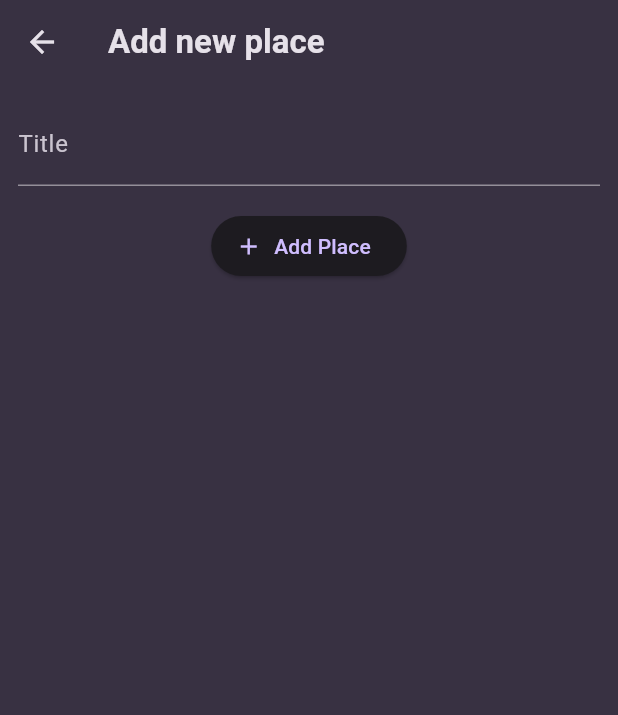
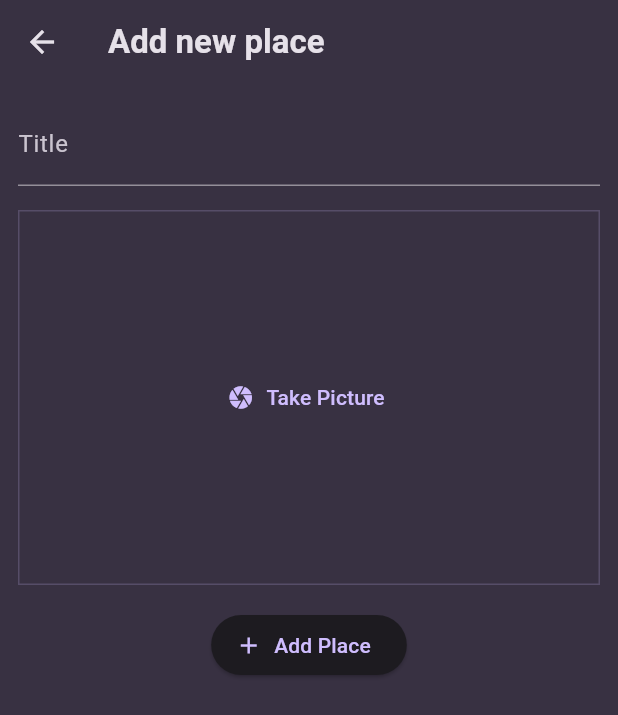
Before and after one commit to auri-gabriel/favorite_places, a Flutter app: the AddPlaceScreen screen opened directly, on a phone screen of 412 x 824 dp. Shown: the top 715 px of the screen. Run offline on Flutter 3.47's test engine with Material 3 defaults, Android fonts, the phone set to English and light mode, and no system bars; our stand-ins replace flutter_riverpod, google_fonts, image_picker.

Commit message:
feat: create ImageInput widget

```diff
--- a/lib/screens/add_place.dart
+++ b/lib/screens/add_place.dart
@@ -1,4 +1,5 @@
 import 'package:favorite_places/providers/user_places.dart';
+import 'package:favorite_places/widgets/image_input.dart';
 import 'package:flutter/material.dart';
 import 'package:flutter_riverpod/flutter_riverpod.dart';
 
@@ -44,6 +45,8 @@ class _AddPlaceScreenState extends ConsumerState<AddPlaceScreen> {
               style: TextStyle(color: Theme.of(context).colorScheme.onSurface),
             ),
             const SizedBox(height: 16),
+            ImageInput(),
+            const SizedBox(height: 16),
             ElevatedButton.icon(
               onPressed: _savePlace,
               icon: Icon(Icons.add),
--- /dev/null
+++ b/lib/widgets/image_input.dart
@@ -0,0 +1,64 @@
+import 'dart:io';
+
+import 'package:flutter/material.dart';
+import 'package:image_picker/image_picker.dart';
+
+class ImageInput extends StatefulWidget {
+  const ImageInput({super.key});
+
+  @override
+  State<ImageInput> createState() => _ImageInputState();
+}
+
+class _ImageInputState extends State<ImageInput> {
+  File? _selectedImage;
+
+  void _takePicture() async {
+    final imagePicker = ImagePicker();
+    final pickedImage = await imagePicker.pickImage(
+      source: ImageSource.camera,
+      maxWidth: 600,
+    );
+
+    if (pickedImage == null) {
+      return;
+    }
+    setState(() {
+      _selectedImage = File(pickedImage.path);
+    });
+  }
+
+  @override
+  Widget build(BuildContext context) {
+    Widget content = TextButton.icon(
+      icon: Icon(Icons.camera),
+      label: Text('Take Picture'),
+      onPressed: _takePicture,
+    );
+
+    if (_selectedImage != null) {
+      content = GestureDetector(
+        onTap: _takePicture,
+        child: Image.file(
+          _selectedImage!,
+          fit: BoxFit.cover,
+          width: double.infinity,
+          height: double.infinity,
+        ),
+      );
+    }
+
+    return Container(
+      decoration: BoxDecoration(
+        border: Border.all(
+          width: 1,
+          color: Theme.of(context).colorScheme.primary.withOpacity(0.2),
+        ),
+      ),
+      height: 250,
+      width: double.infinity,
+      alignment: Alignment.center,
+      child: content,
+    );
+  }
+}
--- a/pubspec.yaml
+++ b/pubspec.yaml
@@ -37,6 +37,7 @@ dependencies:
   google_fonts: ^6.2.1
   uuid: ^4.5.1
   flutter_riverpod: ^2.6.1
+  image_picker: ^1.1.2
 
 dev_dependencies:
   flutter_test:
```
Also changed, not shown: pubspec.lock, 1 other file.
